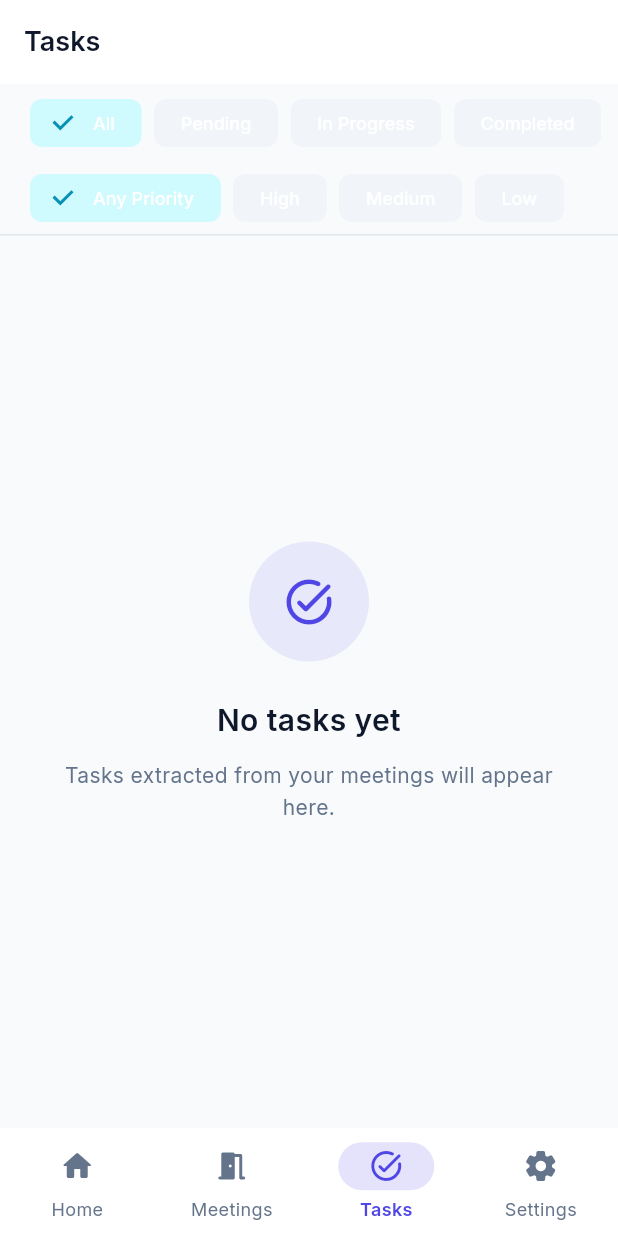
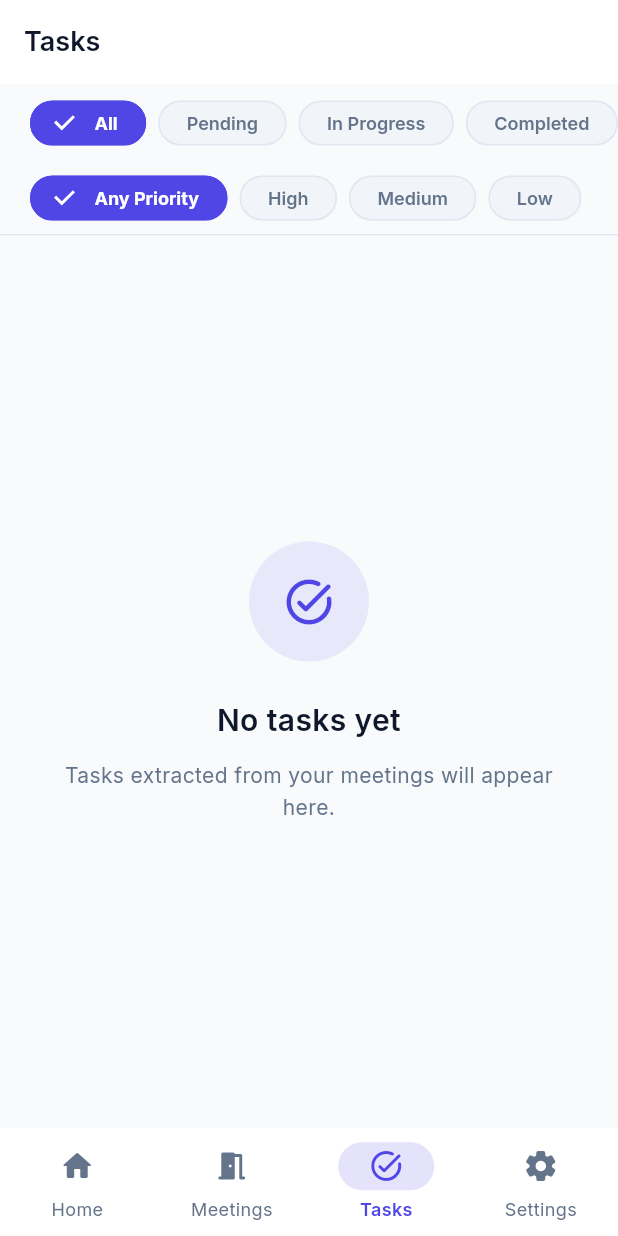
Before and after one commit to Hagerdarwish/flutter_ai_demp, a Flutter app: the TasksPage screen opened by its route, on a phone screen of 412 x 824 dp. Run offline on Flutter 3.47's test engine with Material 3 defaults, Android fonts, the phone set to English and light mode, and no system bars; drawn by our look-alikes of flutter_animate; our stand-ins replace cloud_firestore, file_picker, firebase_ai, firebase_auth, firebase_core, flutter_riverpod and 3 more; accounts and stored records are empty; project files that could hold a hidden picture were left out.

Commit message:
Merge UI updates from main branch for Dart files

```diff
--- a/lib/core/theme/app_colors.dart
+++ b/lib/core/theme/app_colors.dart
@@ -33,12 +33,17 @@ class AppColors {
   // --- Semantic ---
   static const Color success = Color(0xFF22C55E);
   static const Color successLight = Color(0xFFDCFCE7);
+  static const Color successForeground = Color(0xFF166534);
   static const Color warning = Color(0xFFF59E0B);
   static const Color warningLight = Color(0xFFFEF3C7);
+  static const Color warningForeground = Color(0xFF92400E);
   static const Color error = Color(0xFFEF4444);
   static const Color errorLight = Color(0xFFFEE2E2);
+  static const Color errorForeground = Color(0xFF991B1B);
   static const Color info = Color(0xFF3B82F6);
   static const Color infoLight = Color(0xFFDBEAFE);
+  static const Color infoForeground = Color(0xFF1D4ED8);
+  static const Color neutralForeground = Color(0xFF475569);
 
   // --- Status Colors ---
   static const Color statusDraft = Color(0xFF94A3B8);
--- a/lib/features/tasks/presentation/pages/tasks_page.dart
+++ b/lib/features/tasks/presentation/pages/tasks_page.dart
@@ -98,28 +98,35 @@ class _TasksPageState extends ConsumerState<TasksPage> {
             padding: const EdgeInsets.symmetric(horizontal: 20, vertical: 8),
             scrollDirection: Axis.horizontal,
             children: [
-              FilterChip(
-                  label: const Text('All'),
+              _filterChip(
+                label: 'All',
                 selected: _statusFilter == null,
-                  onSelected: (_) => setState(() => _statusFilter = null)),
+                onSelected: (_) => setState(() => _statusFilter = null),
+              ),
               const SizedBox(width: 8),
-              FilterChip(
-                  label: const Text('Pending'),
+              _filterChip(
+                label: 'Pending',
                 selected: _statusFilter == TaskStatus.pending,
+                selectedColor: AppColors.neutralForeground,
                 onSelected: (_) =>
-                      setState(() => _statusFilter = TaskStatus.pending)),
+                    setState(() => _statusFilter = TaskStatus.pending),
+              ),
               const SizedBox(width: 8),
-              FilterChip(
-                  label: const Text('In Progress'),
+              _filterChip(
+                label: 'In Progress',
                 selected: _statusFilter == TaskStatus.inProgress,
+                selectedColor: AppColors.infoForeground,
                 onSelected: (_) =>
-                      setState(() => _statusFilter = TaskStatus.inProgress)),
+                    setState(() => _statusFilter = TaskStatus.inProgress),
+              ),
               const SizedBox(width: 8),
-              FilterChip(
-                  label: const Text('Completed'),
+              _filterChip(
+                label: 'Completed',
                 selected: _statusFilter == TaskStatus.completed,
+                selectedColor: AppColors.successForeground,
                 onSelected: (_) =>
-                      setState(() => _statusFilter = TaskStatus.completed)),
+                    setState(() => _statusFilter = TaskStatus.completed),
+              ),
             ],
           ),
         ),
@@ -129,36 +136,73 @@ class _TasksPageState extends ConsumerState<TasksPage> {
             padding: const EdgeInsets.symmetric(horizontal: 20, vertical: 6),
             scrollDirection: Axis.horizontal,
             children: [
-              FilterChip(
-                  label: const Text('Any Priority'),
+              _filterChip(
+                label: 'Any Priority',
                 selected: _priorityFilter == null,
-                  onSelected: (_) => setState(() => _priorityFilter = null)),
+                onSelected: (_) => setState(() => _priorityFilter = null),
+              ),
               const SizedBox(width: 8),
-              FilterChip(
-                  label: const Text('High'),
+              _filterChip(
+                label: 'High',
                 selected: _priorityFilter == TaskPriority.high,
-                  selectedColor: AppColors.error.withValues(alpha: 0.15),
+                selectedColor: AppColors.errorForeground,
                 onSelected: (_) =>
-                      setState(() => _priorityFilter = TaskPriority.high)),
+                    setState(() => _priorityFilter = TaskPriority.high),
+              ),
               const SizedBox(width: 8),
-              FilterChip(
-                  label: const Text('Medium'),
+              _filterChip(
+                label: 'Medium',
                 selected: _priorityFilter == TaskPriority.medium,
-                  selectedColor: AppColors.warning.withValues(alpha: 0.15),
+                selectedColor: AppColors.warningForeground,
                 onSelected: (_) =>
-                      setState(() => _priorityFilter = TaskPriority.medium)),
+                    setState(() => _priorityFilter = TaskPriority.medium),
+              ),
               const SizedBox(width: 8),
-              FilterChip(
-                  label: const Text('Low'),
+              _filterChip(
+                label: 'Low',
                 selected: _priorityFilter == TaskPriority.low,
-                  selectedColor: AppColors.success.withValues(alpha: 0.15),
+                selectedColor: AppColors.successForeground,
                 onSelected: (_) =>
-                      setState(() => _priorityFilter = TaskPriority.low)),
+                    setState(() => _priorityFilter = TaskPriority.low),
+              ),
             ],
           ),
         ),
         const Divider(height: 1),
       ],
+    );
+  }
+
+  Widget _filterChip({
+    required String label,
+    required bool selected,
+    required ValueChanged<bool> onSelected,
+    Color? selectedColor,
+  }) {
+    final theme = Theme.of(context);
+    final selectedBackground = selectedColor ?? AppColors.primary;
+    final foreground =
+        selected ? Colors.white : theme.colorScheme.onSurfaceVariant;
+
+    return FilterChip(
+      label: Text(label),
+      selected: selected,
+      onSelected: onSelected,
+      showCheckmark: selected,
+      selectedColor: selectedBackground,
+      backgroundColor: theme.colorScheme.surfaceContainerHighest,
+      checkmarkColor: foreground,
+      labelStyle: AppTextStyles.labelMedium(context).copyWith(
+        color: foreground,
+        fontWeight: selected ? FontWeight.w700 : FontWeight.w600,
+        letterSpacing: 0,
+      ),
+      shape: RoundedRectangleBorder(borderRadius: BorderRadius.circular(999)),
+      side: BorderSide(
+        color: selected ? selectedBackground : theme.colorScheme.outline,
+      ),
+      materialTapTargetSize: MaterialTapTargetSize.shrinkWrap,
+      visualDensity: VisualDensity.compact,
     );
   }
 }
@@ -211,15 +255,21 @@ class _TaskCard extends ConsumerWidget {
             Row(
               children: [
                 if (task.assignee.isNotEmpty) ...[
-                  const Icon(Icons.person_outline_rounded,
-                      size: 14, color: AppColors.textSecondaryLight),
+                  Icon(
+                    Icons.person_outline_rounded,
+                    size: 14,
+                    color: Theme.of(context).colorScheme.onSurfaceVariant,
+                  ),
                   const SizedBox(width: 4),
                   Text(task.assignee, style: AppTextStyles.labelSmall(context)),
                   const SizedBox(width: 12),
                 ],
                 if (task.dueDate.isNotEmpty) ...[
-                  const Icon(Icons.event_rounded,
-                      size: 14, color: AppColors.textSecondaryLight),
+                  Icon(
+                    Icons.event_rounded,
+                    size: 14,
+                    color: Theme.of(context).colorScheme.onSurfaceVariant,
+                  ),
                   const SizedBox(width: 4),
                   Text(DateFormatter.formatDueDate(task.dueDate),
                       style: AppTextStyles.labelSmall(context)),
@@ -265,7 +315,9 @@ class _TaskCard extends ConsumerWidget {
                         .read(tasksNotifierProvider.notifier)
                         .updateStatus(task.id, TaskStatus.pending),
                     style: TextButton.styleFrom(
-                        foregroundColor: AppColors.textSecondaryLight),
+                      foregroundColor:
+                          Theme.of(context).colorScheme.onSurfaceVariant,
+                    ),
                     child: const Text('Reopen', style: TextStyle(fontSize: 12)),
                   ),
               ],
```
Also changed, not shown: lib/core/theme/app_theme.dart (+71 -29 lines), lib/core/widgets/app_button.dart (+19 -6 lines), lib/core/widgets/status_chip.dart (+39 -14 lines), lib/features/meetings/presentation/pages/meeting_details_page.dart (+7 -9 lines), lib/features/meetings/presentation/pages/meetings_page.dart (+60 -9 lines). Lines whose indentation alone changed are shown as unchanged.
